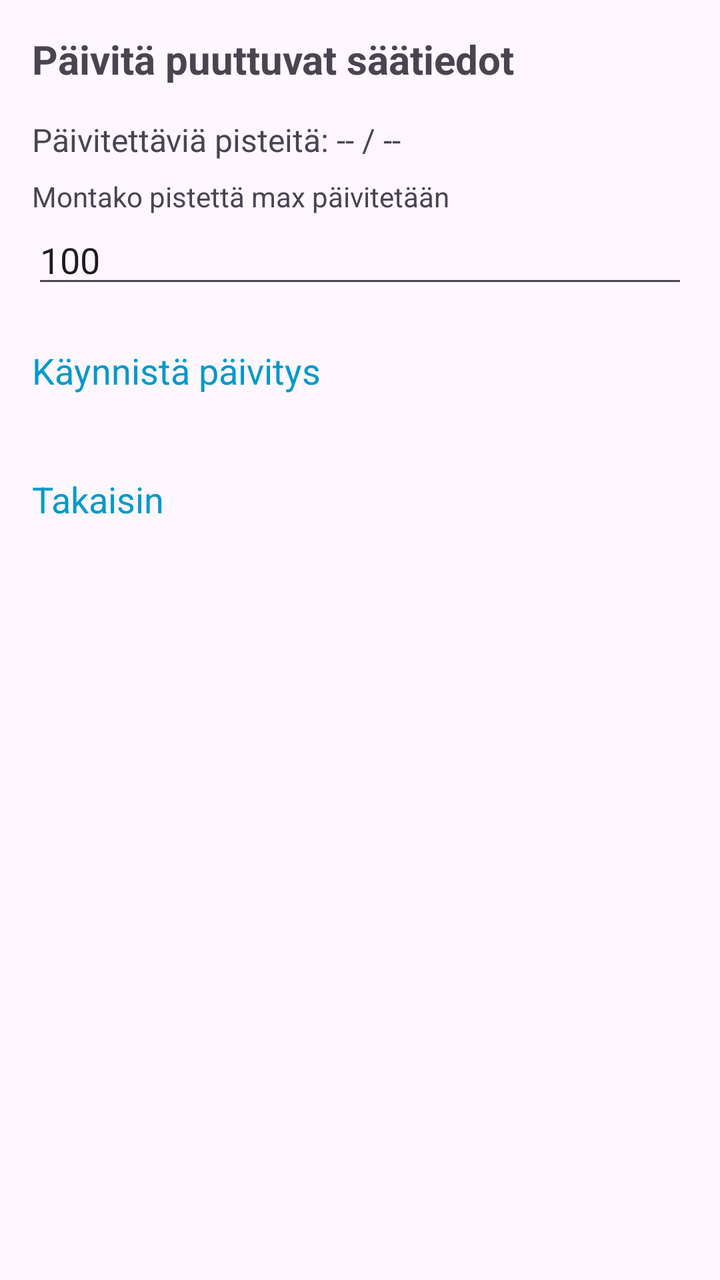
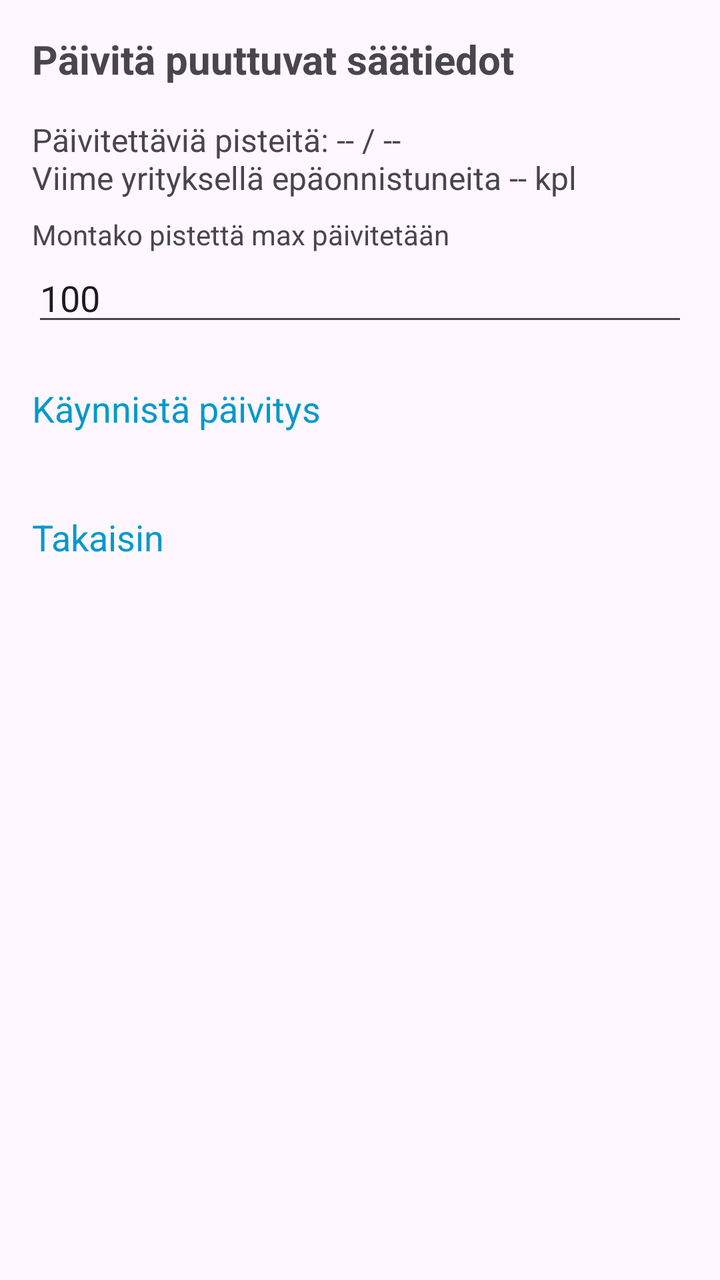

Before-and-after screenshots of an Android layout around one commit, followed by the original layout XML and the change that was made.
<!-- AndroidManifest.xml: application theme Theme.KalaKartta -->
<!-- res/layout/activity_weather_update.xml -->
<?xml version="1.0" encoding="utf-8"?>
<ScrollView xmlns:android="http://schemas.android.com/apk/res/android"
    android:layout_width="match_parent"
    android:layout_height="match_parent"
    android:padding="16dp">

    <LinearLayout
        android:layout_width="match_parent"
        android:layout_height="wrap_content"
        android:orientation="vertical">

        <TextView
            android:id="@+id/titleText"
            android:layout_width="match_parent"
            android:layout_height="wrap_content"
            android:text="Päivitä puuttuvat säätiedot"
            android:textSize="20sp"
            android:textStyle="bold"
            android:layout_marginBottom="16dp" />

        <TextView
            android:id="@+id/pointsToUpdateText"
            android:layout_width="match_parent"
            android:layout_height="wrap_content"
            android:text="Päivitettäviä pisteitä: -- / --"
            android:textSize="16sp"
            android:layout_marginBottom="8dp" />

        <TextView
            android:layout_width="match_parent"
            android:layout_height="wrap_content"
            android:text="Montako pistettä max päivitetään"
            android:textSize="14sp" />

        <EditText
            android:id="@+id/maxCountEditText"
            android:layout_width="match_parent"
            android:layout_height="wrap_content"
            android:inputType="number"
            android:text="100"
            android:layout_marginBottom="16dp" />

    <TextView
        android:id="@+id/startButton"
        android:layout_width="match_parent"
        android:layout_height="wrap_content"
        android:text="Käynnistä päivitys"
        android:textSize="18sp"
        android:textColor="@android:color/holo_blue_dark"
        android:background="?attr/selectableItemBackground"
        android:clickable="true"
        android:focusable="true"
        android:paddingTop="8dp"
        android:paddingBottom="8dp"
        android:layout_marginBottom="16dp" />

        <LinearLayout
            android:id="@+id/progressLayout"
            android:layout_width="match_parent"
            android:layout_height="wrap_content"
            android:orientation="vertical"
            android:visibility="gone">

            <ProgressBar
                android:id="@+id/progressBar"
                style="?android:attr/progressBarStyleHorizontal"
                android:layout_width="match_parent"
                android:layout_height="wrap_content"
                android:max="100"
                android:progress="0" />

            <TextView
                android:id="@+id/statusText"
                android:layout_width="match_parent"
                android:layout_height="wrap_content"
                android:text="Päivitetään..."
                android:textSize="14sp"
                android:layout_marginTop="4dp" />

            <TextView
                android:id="@+id/statsText"
                android:layout_width="match_parent"
                android:layout_height="wrap_content"
                android:text=""
                android:textSize="14sp"
                android:layout_marginTop="4dp" />

        <TextView
            android:id="@+id/cancelButton"
            android:layout_width="wrap_content"
            android:layout_height="wrap_content"
            android:text="Peruuta"
            android:textSize="18sp"
            android:textColor="@android:color/holo_blue_dark"
            android:background="?attr/selectableItemBackground"
            android:clickable="true"
            android:focusable="true"
            android:paddingTop="8dp"
            android:paddingBottom="8dp"
            android:layout_gravity="center_horizontal"
            android:layout_marginTop="8dp" />
        </LinearLayout>

        <LinearLayout
            android:id="@+id/resultLayout"
            android:layout_width="match_parent"
            android:layout_height="wrap_content"
            android:orientation="vertical"
            android:visibility="gone"
            android:layout_marginTop="16dp">

            <TextView
                android:id="@+id/summaryText"
                android:layout_width="match_parent"
                android:layout_height="wrap_content"
                android:text="Päivitys valmis."
                android:textStyle="bold"
                android:textSize="16sp" />

            <TextView
                android:id="@+id/successCountText"
                android:layout_width="match_parent"
                android:layout_height="wrap_content"
                android:text="Onnistuneesti päivitetty: 0" />

            <TextView
                android:id="@+id/failureCountText"
                android:layout_width="match_parent"
                android:layout_height="wrap_content"
                android:text="Virheellisiä: 0" />

            <TextView
                android:id="@+id/errorLogButton"
                android:layout_width="match_parent"
                android:layout_height="wrap_content"
                android:text="Näytä virheloki"
                android:textSize="18sp"
                android:textColor="@android:color/holo_blue_dark"
                android:background="?attr/selectableItemBackground"
                android:clickable="true"
                android:focusable="true"
                android:paddingTop="8dp"
                android:paddingBottom="8dp"
                android:layout_marginTop="8dp"
                android:visibility="gone" />
        </LinearLayout>

        <TextView
            android:id="@+id/okButton"
            android:layout_width="match_parent"
            android:layout_height="wrap_content"
            android:text="OK"
            android:textSize="18sp"
            android:textColor="@android:color/holo_blue_dark"
            android:background="?attr/selectableItemBackground"
            android:clickable="true"
            android:focusable="true"
            android:paddingTop="8dp"
            android:paddingBottom="8dp"
            android:layout_marginTop="24dp"
            android:visibility="gone" />

        <TextView
            android:id="@+id/backButton"
            android:layout_width="match_parent"
            android:layout_height="wrap_content"
            android:text="Takaisin"
            android:textSize="18sp"
            android:textColor="@android:color/holo_blue_dark"
            android:background="?attr/selectableItemBackground"
            android:clickable="true"
            android:focusable="true"
            android:paddingTop="8dp"
            android:paddingBottom="8dp"
            android:layout_marginTop="8dp" />

    </LinearLayout>
</ScrollView>
<!-- resources referenced by this layout -->
<resources>
  <style name="Theme.KalaKartta" parent="Base.Theme.KalaKartta" />
  <style name="Base.Theme.KalaKartta" parent="Theme.Material3.DayNight.NoActionBar">
          
          <item name="colorPrimary">#6200EE</item>
          <item name="colorOnPrimary">#FFFFFF</item>
          <item name="editTextStyle">@style/Widget.AppCompat.EditText</item>
          <item name="android:spinnerStyle">@style/Widget.AppCompat.Spinner</item>
      </style>
</resources>

<!-- the commit's change to res/layout/activity_weather_update.xml (unified diff, before → after) -->
@@ -22,7 +22,7 @@
             android:id="@+id/pointsToUpdateText"
             android:layout_width="match_parent"
             android:layout_height="wrap_content"
-            android:text="Päivitettäviä pisteitä: -- / --"
+            android:text="Päivitettäviä pisteitä: -- / --&#10;Viime yrityksellä epäonnistuneita -- kpl"
             android:textSize="16sp"
             android:layout_marginBottom="8dp" />
 
